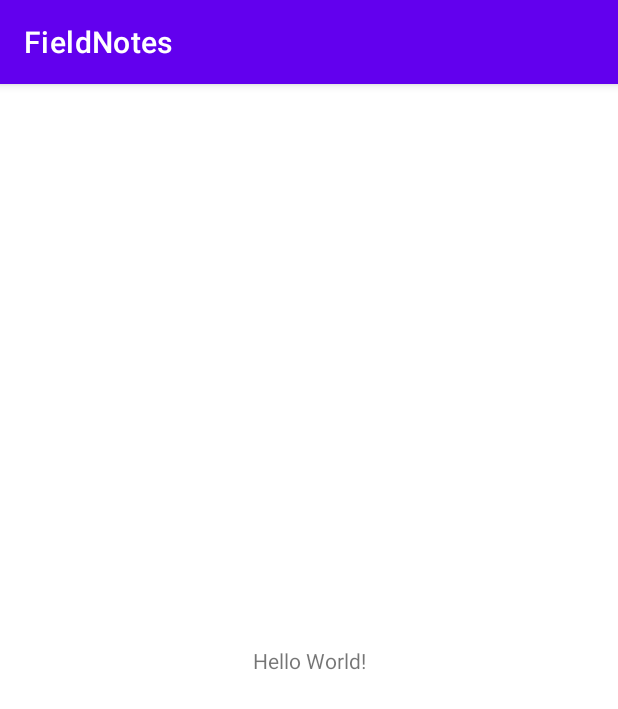
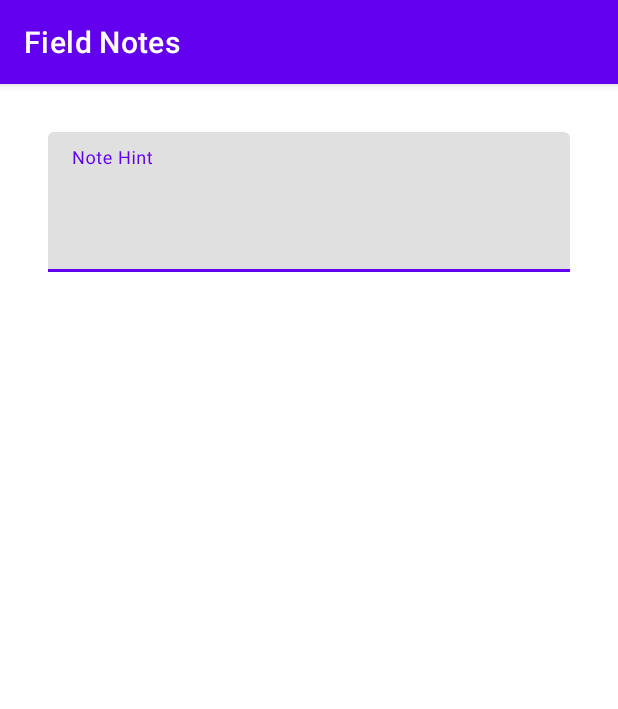
Before and after one commit to endangered-species-management-system/esms-android, an Android app: the screen it shows after launch (MainActivity), on a phone screen of 412 x 824 dp. Shown: the top 709 px of the screen. Run offline under Robolectric (Android 15) with nearby library versions, the phone set to English and light mode, and no system bars; our stand-ins replace Room's generated code, RxJava; libraries missing offline, so code that uses them is left out: com.facebook.stetho; 1 statement that could not run was skipped.

Commit message:
Added NoteFragment and navigation.

```diff
--- a/app/build.gradle
+++ b/app/build.gradle
@@ -26,6 +26,12 @@ android {
         sourceCompatibility JavaVersion.VERSION_1_8
         targetCompatibility JavaVersion.VERSION_1_8
     }
+
+    //noinspection GroovyAssignabilityCheck
+    buildFeatures {
+    //noinspection GroovyAssignabilityCheck
+        viewBinding true
+    }
 }
 
 dependencies {
@@ -37,6 +43,12 @@ dependencies {
     // ReactiveX dependencies
     implementation 'io.reactivex.rxjava2:rxjava:2.2.20'
     implementation 'io.reactivex.rxjava2:rxandroid:2.1.1'
+    implementation 'androidx.legacy:legacy-support-v4:1.0.0'
+
+    // Fragment & navigation dependencies
+    implementation 'androidx.fragment:fragment:1.3.5'
+    implementation "androidx.navigation:navigation-fragment:$navigation_version"
+    implementation "androidx.navigation:navigation-ui:$navigation_version"
 
     //Room components
     def roomVersion = '2.3.0'
--- /dev/null
+++ b/app/src/main/java/edu/cnm/deepdive/fieldnotes/controller/NoteFragment.java
@@ -0,0 +1,42 @@
+package edu.cnm.deepdive.fieldnotes.controller;
+
+import android.os.Bundle;
+import android.text.Editable;
+import android.text.TextWatcher;
+import androidx.fragment.app.DialogFragment;
+import androidx.fragment.app.Fragment;
+import android.view.LayoutInflater;
+import android.view.View;
+import android.view.ViewGroup;
+import edu.cnm.deepdive.fieldnotes.R;
+import edu.cnm.deepdive.fieldnotes.viewmodel.MainViewModel;
+
+public class NoteFragment extends DialogFragment implements TextWatcher {
+
+  private MainViewModel viewModel;
+
+
+  @Override
+  public View onCreateView(LayoutInflater inflater, ViewGroup container,
+      Bundle savedInstanceState) {
+    // Inflate the layout for this fragment
+    return inflater.inflate(R.layout.fragment_note, container, false);
+  }
+
+
+
+  @Override
+  public void beforeTextChanged(CharSequence charSequence, int i, int i1, int i2) {
+
+  }
+
+  @Override
+  public void onTextChanged(CharSequence charSequence, int i, int i1, int i2) {
+
+  }
+
+  @Override
+  public void afterTextChanged(Editable editable) {
+
+  }
+}
--- a/app/src/main/res/layout/activity_main.xml
+++ b/app/src/main/res/layout/activity_main.xml
@@ -6,13 +6,17 @@
   android:layout_width="match_parent"
   android:layout_height="match_parent"
   tools:context=".controller.MainActivity">
-  <TextView
-    android:layout_width="wrap_content"
-    android:layout_height="wrap_content"
-    android:text="Hello World!"
-    app:layout_constraintBottom_toBottomOf="parent"
+
+  <androidx.fragment.app.FragmentContainerView
+    android:id="@+id/nav_host_fragment"
+    android:name="androidx.navigation.fragment.NavHostFragment"
+    android:layout_width="0dp"
+    android:layout_height="0dp"
     app:layout_constraintLeft_toLeftOf="parent"
     app:layout_constraintRight_toRightOf="parent"
-    app:layout_constraintTop_toTopOf="parent"/>
+    app:layout_constraintTop_toTopOf="parent"
+    app:layout_constraintBottom_toBottomOf="parent"
+    app:defaultNavHost="true"
+    app:navGraph="@navigation/navigation" />
 
 </androidx.constraintlayout.widget.ConstraintLayout>
--- /dev/null
+++ b/app/src/main/res/layout/fragment_note.xml
@@ -0,0 +1,35 @@
+<?xml version="1.0" encoding="utf-8"?>
+<androidx.constraintlayout.widget.ConstraintLayout
+  xmlns:android="http://schemas.android.com/apk/res/android"
+  xmlns:tools="http://schemas.android.com/tools"
+  android:layout_width="match_parent"
+  android:layout_height="wrap_content"
+  xmlns:app="http://schemas.android.com/apk/res-auto"
+  tools:context=".controller.NoteFragment">
+
+<com.google.android.material.textfield.TextInputLayout
+  android:id="@+id/note_layout"
+  android:layout_width="0dp"
+  android:layout_height="wrap_content"
+  app:layout_constraintStart_toStartOf="parent"
+  app:layout_constraintTop_toTopOf="parent"
+  app:layout_constraintEnd_toEndOf="parent"
+  android:layout_margin="@dimen/full_static_spacing"
+  app:hintEnabled="true"
+  app:hintAnimationEnabled="true">
+
+  <com.google.android.material.textfield.TextInputEditText
+    android:id="@+id/note"
+    android:layout_width="match_parent"
+    android:layout_height="wrap_content"
+    android:layout_margin="@dimen/full_dynamic_spacing"
+    android:inputType="textMultiLine"
+    android:minLines="3"
+    android:maxLines="30"
+    android:hint="@string/note_hint"
+    tools:text="@tools:sample/lorem/random"
+    />
+
+</com.google.android.material.textfield.TextInputLayout>
+
+</androidx.constraintlayout.widget.ConstraintLayout>
--- /dev/null
+++ b/app/src/main/res/navigation/navigation.xml
@@ -0,0 +1,14 @@
+<?xml version="1.0" encoding="utf-8"?>
+<navigation
+  xmlns:android="http://schemas.android.com/apk/res/android"
+  xmlns:app="http://schemas.android.com/apk/res-auto"
+  xmlns:tools="http://schemas.android.com/tools"
+  android:id="@+id/navigation"
+  app:startDestination="@id/noteFragment">
+
+  <fragment
+    android:id="@+id/noteFragment"
+    android:name="edu.cnm.deepdive.fieldnotes.controller.NoteFragment"
+    android:label="fragment_note"
+    tools:layout="@layout/fragment_note"/>
+</navigation>
--- /dev/null
+++ b/app/src/main/res/values/dimens.xml
@@ -0,0 +1,5 @@
+<?xml version="1.0" encoding="utf-8"?>
+<resources>
+  <dimen name="full_static_spacing">16dp</dimen>
+  <dimen name="full_dynamic_spacing">16dp</dimen>
+</resources>
--- a/app/src/main/res/values/strings.xml
+++ b/app/src/main/res/values/strings.xml
@@ -1,3 +1,6 @@
 <resources>
-  <string name="app_name">FieldNotes</string>
+  <string name="app_name">Field Notes</string>
+  <!-- TODO: Remove or change this placeholder text -->
+  <string name="hello_blank_fragment">Hello blank fragment</string>
+  <string name="note_hint">Note Hint</string>
 </resources>
--- a/build.gradle
+++ b/build.gradle
@@ -1,11 +1,15 @@
 // Top-level build file where you can add configuration options common to all sub-projects/modules.
 buildscript {
+
+    ext.navigation_version = '2.3.2'
+
     repositories {
         google()
         jcenter()
     }
     dependencies {
-        classpath "com.android.tools.build:gradle:4.1.1"
+        classpath "com.android.tools.build:gradle:4.1.2"
+        classpath "androidx.navigation:navigation-safe-args-gradle-plugin:$navigation_version"
 
         // NOTE: Do not place your application dependencies here; they belong
         // in the individual module build.gradle files
```
